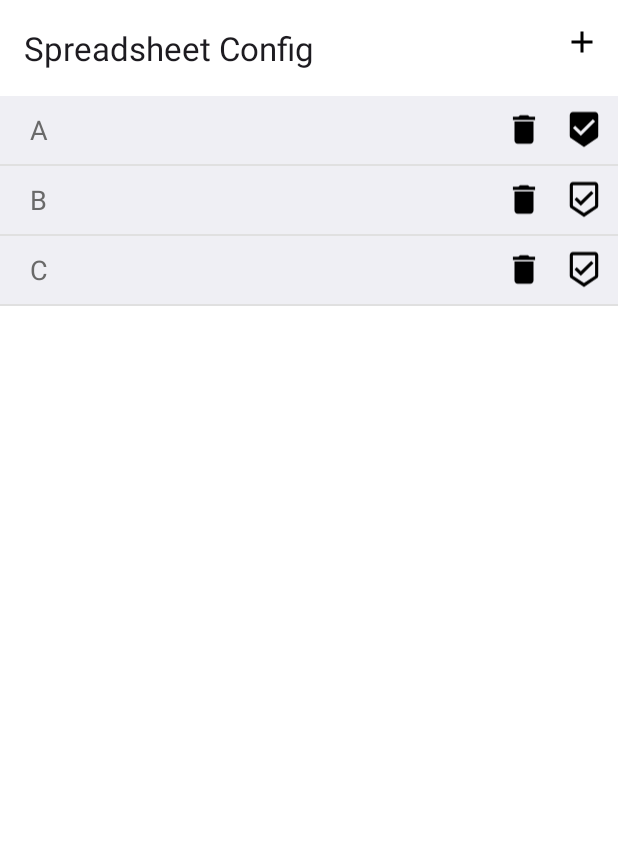
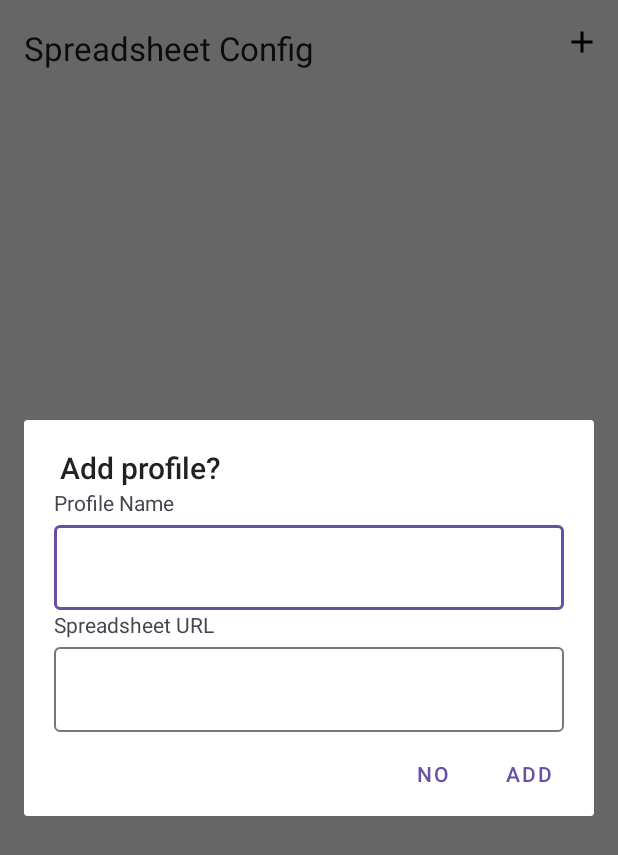
Before and after one commit to arghorashy/bloodhound-android, an Android app: the screen it shows after launch (ConfigureProfilesActivity), after a tap on "Refresh", on a phone screen of 412 x 824 dp. Shown: the top 855 px of the screen. Run offline under Robolectric (Android 15) with nearby library versions, the phone set to English and light mode, and no system bars; libraries missing offline, so code that uses them is left out: org.checkerframework.checker.

Commit message:
Connect spreadsheet input dialog with profile management activity.

```diff
--- a/app/src/main/java/com/mumbo/bloodhound/ConfigureProfilesActivity.java
+++ b/app/src/main/java/com/mumbo/bloodhound/ConfigureProfilesActivity.java
@@ -1,13 +1,19 @@
 package com.mumbo.bloodhound;
 
+import android.app.AlertDialog;
+import android.content.DialogInterface;
 import android.os.Bundle;
+import android.util.Log;
 import android.view.MenuItem;
+import android.view.View;
 import android.widget.ArrayAdapter;
 import android.widget.ListView;
+import android.widget.Toast;
 
 import androidx.appcompat.app.AppCompatActivity;
 
 import com.google.android.material.appbar.MaterialToolbar;
+import com.google.android.material.textfield.TextInputLayout;
 
 public class ConfigureProfilesActivity extends AppCompatActivity {
 
@@ -24,14 +30,35 @@ public class ConfigureProfilesActivity extends AppCompatActivity {
         listView.setAdapter(adapter);
 
         MaterialToolbar toolbar = findViewById(R.id.menu);
-        toolbar.getMenu().findItem(R.id.refresh_config)
+        toolbar.getMenu().findItem(R.id.add_config)
                 .setOnMenuItemClickListener((MenuItem item) -> {
-                    profileMgr.addProfile("A", "B");
-                    profileMgr.addProfile("B", "B");
-                    profileMgr.addProfile("C", "B");
-                    adapter.notifyDataSetChanged();
+                    showAddProfileAlert();
                     return false;
                 });
     }
 
+    private void showAddProfileAlert() {
+        AlertDialog.Builder addProfileAlertDialog = new AlertDialog.Builder(this);
+
+        final View dialogLayout = getLayoutInflater().inflate(R.layout.configure_profiles_dialog, null);
+        addProfileAlertDialog
+                .setTitle("Add profile?")
+                .setView(dialogLayout)
+                .setCancelable(false)
+                .setPositiveButton("Add", (DialogInterface dialog, int id) -> {
+                    TextInputLayout name = dialogLayout.findViewById(R.id.profile_name_input);
+                    String nameInputString = name.getEditText().getText().toString();
+                    TextInputLayout url = dialogLayout.findViewById(R.id.spreadsheet_url_input);
+                    String urlInputString = url.getEditText().getText().toString();
+                    profileMgr.addProfile(nameInputString, urlInputString);
+                    dialog.cancel();
+                })
+                .setNegativeButton("No", (DialogInterface dialog, int id) -> {
+                    dialog.cancel();
+                });
+
+        AlertDialog alert = addProfileAlertDialog.create();
+        alert.show();
+    }
+
 }
--- a/app/src/main/res/menu/menu_configure_profiles.xml
+++ b/app/src/main/res/menu/menu_configure_profiles.xml
@@ -2,7 +2,7 @@
     xmlns:app="http://schemas.android.com/apk/res-auto">
 
     <item
-        android:id="@+id/refresh_config"
+        android:id="@+id/add_config"
         android:icon="@drawable/baseline_add_24"
         android:title="Refresh"
         app:showAsAction="ifRoom" />
```
Also changed, not shown: app/src/main/java/com/mumbo/bloodhound/MainActivity.java (+12 -30 lines), app/src/main/res/menu/top_app_bar.xml (+1 -7 lines).
